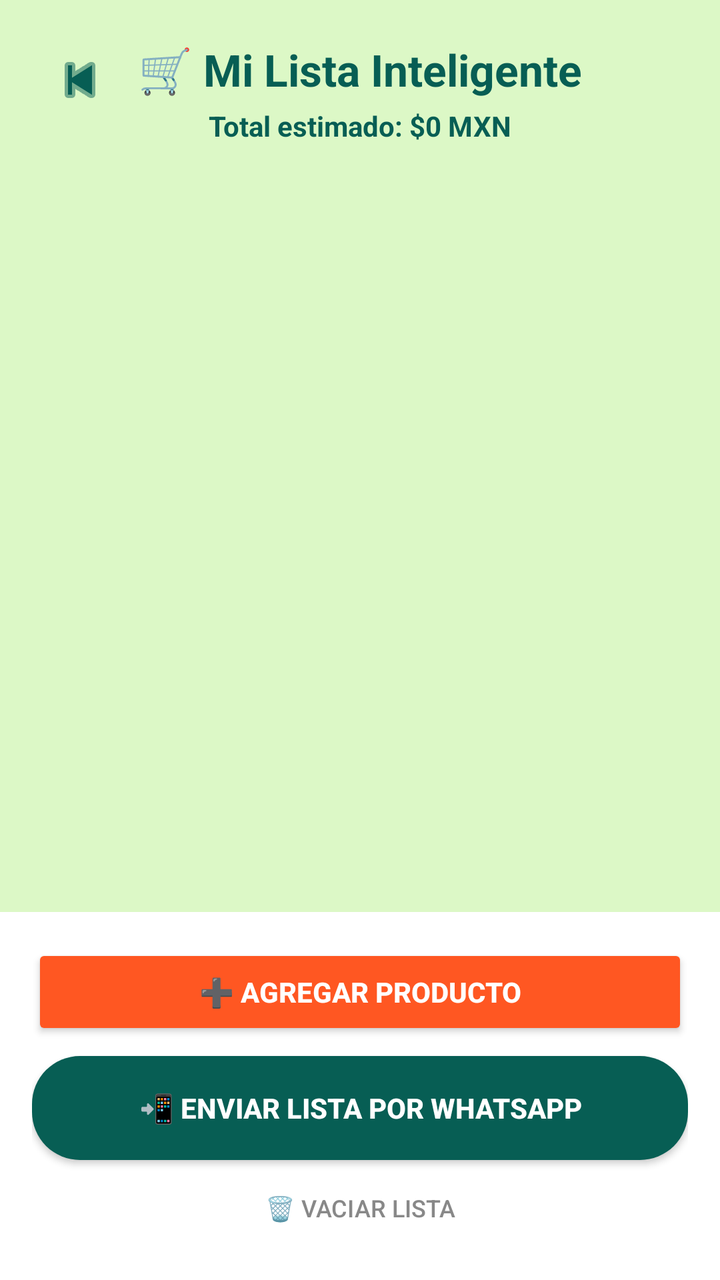
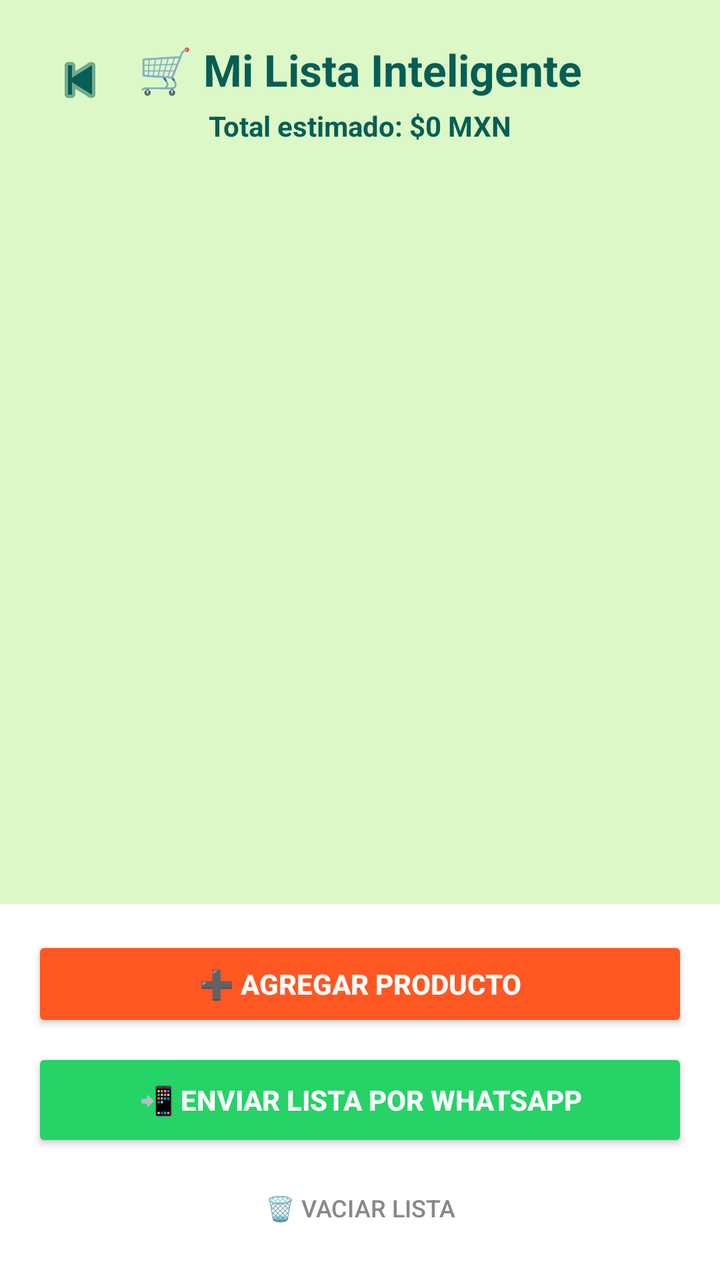

Before-and-after screenshots of an Android layout around one commit, followed by the original layout XML and the change that was made.
<!-- AndroidManifest.xml: application theme Theme.AppCompat.Light.NoActionBar -->
<!-- res/layout/activity_cart.xml -->
<?xml version="1.0" encoding="utf-8"?>
<androidx.constraintlayout.widget.ConstraintLayout
    xmlns:android="http://schemas.android.com/apk/res/android"
    xmlns:app="http://schemas.android.com/apk/res-auto"
    android:layout_width="match_parent"
    android:layout_height="match_parent"
    android:background="#DCF8C6">

    
    <ImageButton
        android:id="@+id/btnBack"
        android:layout_width="48dp"
        android:layout_height="48dp"
        android:layout_marginTop="16dp"
        android:layout_marginStart="16dp"
        android:src="@android:drawable/ic_media_previous"
        android:background="@android:color/transparent"
        android:tint="#075E54"
        app:layout_constraintTop_toTopOf="parent"
        app:layout_constraintStart_toStartOf="parent"/>

    
    <TextView
        android:id="@+id/txtTitulo"
        android:layout_width="wrap_content"
        android:layout_height="wrap_content"
        android:text="🛒 Mi Lista Inteligente"
        android:textSize="22sp"
        android:textColor="#075E54"
        android:textStyle="bold"
        android:layout_marginTop="20dp"
        app:layout_constraintTop_toTopOf="parent"
        app:layout_constraintStart_toStartOf="parent"
        app:layout_constraintEnd_toEndOf="parent"/>

    
    <TextView
        android:id="@+id/txtTotal"
        android:layout_width="wrap_content"
        android:layout_height="wrap_content"
        android:text="Total estimado: $0 MXN"
        android:textSize="14sp"
        android:textColor="#075E54"
        android:textStyle="bold"
        android:layout_marginTop="4dp"
        app:layout_constraintTop_toBottomOf="@id/txtTitulo"
        app:layout_constraintStart_toStartOf="parent"
        app:layout_constraintEnd_toEndOf="parent"/>

    
    <ScrollView
        android:id="@+id/scrollChat"
        android:layout_width="match_parent"
        android:layout_height="0dp"
        android:layout_marginTop="8dp"
        android:padding="16dp"
        app:layout_constraintTop_toBottomOf="@id/txtTotal"
        app:layout_constraintBottom_toTopOf="@id/layoutBotones"
        app:layout_constraintStart_toStartOf="parent"
        app:layout_constraintEnd_toEndOf="parent">

        <LinearLayout
            android:id="@+id/chatContainer"
            android:layout_width="match_parent"
            android:layout_height="wrap_content"
            android:orientation="vertical"/>

    </ScrollView>

    
    <LinearLayout
        android:id="@+id/layoutBotones"
        android:layout_width="match_parent"
        android:layout_height="wrap_content"
        android:orientation="vertical"
        android:padding="16dp"
        android:background="#FFFFFF"
        app:layout_constraintBottom_toBottomOf="parent"
        app:layout_constraintStart_toStartOf="parent"
        app:layout_constraintEnd_toEndOf="parent">

        
        <Button
            android:id="@+id/btnAdd"
            android:layout_width="match_parent"
            android:layout_height="48dp"
            android:text="➕ Agregar producto"
            android:textColor="#FFFFFF"
            android:textStyle="bold"
            android:backgroundTint="#FF5722"
            android:layout_marginBottom="8dp"/>

        
        <Button
            android:id="@+id/btnWhats"
            android:layout_width="match_parent"
            android:layout_height="52dp"
            android:text="📲 Enviar lista por WhatsApp"
            android:textColor="#FFFFFF"
            android:textStyle="bold"
            android:background="@drawable/button_green"/>

        
        <Button
            android:id="@+id/btnClear"
            android:layout_width="match_parent"
            android:layout_height="40dp"
            android:text="🗑️ Vaciar lista"
            android:textColor="#888888"
            android:textSize="12sp"
            android:background="@android:color/transparent"
            android:layout_marginTop="4dp"/>

    </LinearLayout>

</androidx.constraintlayout.widget.ConstraintLayout>
<!-- resources referenced by this layout -->
<resources>
  <!-- drawable button_green (drawable) -->
  <?xml version="1.0" encoding="utf-8"?>
  <shape xmlns:android="http://schemas.android.com/apk/res/android">
      <solid android:color="#075E54"/>
      <corners android:radius="24dp"/>
  </shape>
</resources>

<!-- the commit's change to res/layout/activity_cart.xml (unified diff, before → after) -->
@@ -6,7 +6,6 @@
     android:layout_height="match_parent"
     android:background="#DCF8C6">
 
-    
     <ImageButton
         android:id="@+id/btnBack"
         android:layout_width="48dp"
@@ -15,11 +14,11 @@
         android:layout_marginStart="16dp"
         android:src="@android:drawable/ic_media_previous"
         android:background="@android:color/transparent"
+        android:contentDescription="Regresar"
         android:tint="#075E54"
         app:layout_constraintTop_toTopOf="parent"
         app:layout_constraintStart_toStartOf="parent"/>
 
-    
     <TextView
         android:id="@+id/txtTitulo"
         android:layout_width="wrap_content"
@@ -33,7 +32,6 @@
         app:layout_constraintStart_toStartOf="parent"
         app:layout_constraintEnd_toEndOf="parent"/>
 
-    
     <TextView
         android:id="@+id/txtTotal"
         android:layout_width="wrap_content"
@@ -47,13 +45,13 @@
         app:layout_constraintStart_toStartOf="parent"
         app:layout_constraintEnd_toEndOf="parent"/>
 
-    
     <ScrollView
         android:id="@+id/scrollChat"
         android:layout_width="match_parent"
         android:layout_height="0dp"
         android:layout_marginTop="8dp"
         android:padding="16dp"
+        android:visibility="gone"
         app:layout_constraintTop_toBottomOf="@id/txtTotal"
         app:layout_constraintBottom_toTopOf="@id/layoutBotones"
         app:layout_constraintStart_toStartOf="parent"
@@ -67,7 +65,19 @@
 
     </ScrollView>
 
-    
+    <ListView
+        android:id="@+id/listView"
+        android:layout_width="match_parent"
+        android:layout_height="0dp"
+        android:layout_marginTop="8dp"
+        android:layout_marginHorizontal="16dp"
+        android:divider="@android:color/transparent"
+        android:dividerHeight="8dp"
+        app:layout_constraintTop_toBottomOf="@id/txtTotal"
+        app:layout_constraintBottom_toTopOf="@id/layoutBotones"
+        app:layout_constraintStart_toStartOf="parent"
+        app:layout_constraintEnd_toEndOf="parent"/>
+
     <LinearLayout
         android:id="@+id/layoutBotones"
         android:layout_width="match_parent"
@@ -79,7 +89,6 @@
         app:layout_constraintStart_toStartOf="parent"
         app:layout_constraintEnd_toEndOf="parent">
 
-        
         <Button
             android:id="@+id/btnAdd"
             android:layout_width="match_parent"
@@ -90,7 +99,6 @@
             android:backgroundTint="#FF5722"
             android:layout_marginBottom="8dp"/>
 
-        
         <Button
             android:id="@+id/btnWhats"
             android:layout_width="match_parent"
@@ -98,9 +106,9 @@
             android:text="📲 Enviar lista por WhatsApp"
             android:textColor="#FFFFFF"
             android:textStyle="bold"
-            android:background="@drawable/button_green"/>
+            android:backgroundTint="#25D366"
+            android:layout_marginBottom="4dp"/>
 
-        
         <Button
             android:id="@+id/btnClear"
             android:layout_width="match_parent"
<!-- resource entries referenced after the edit -->
@@ -1,10 +1,5 @@
 <!-- resources referenced by this layout -->
 <resources>
-  <!-- drawable button_green (drawable) -->
-  <?xml version="1.0" encoding="utf-8"?>
-  <shape xmlns:android="http://schemas.android.com/apk/res/android">
-      <solid android:color="#075E54"/>
-      <corners android:radius="24dp"/>
-  </shape>
+
 </resources>
 
